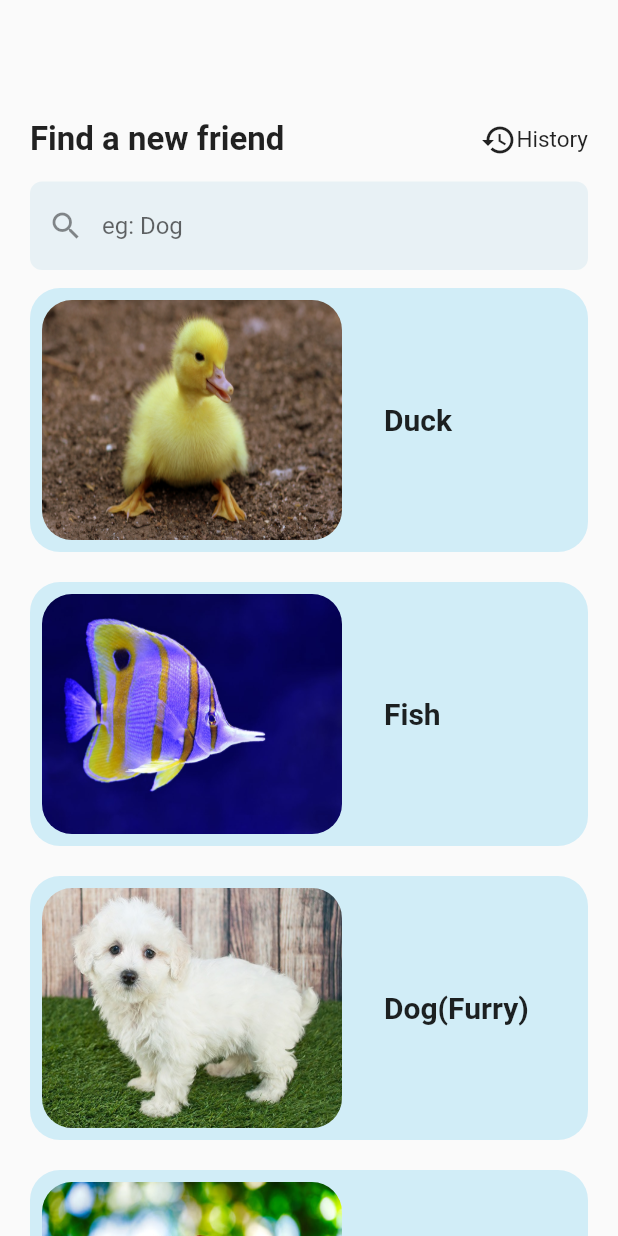
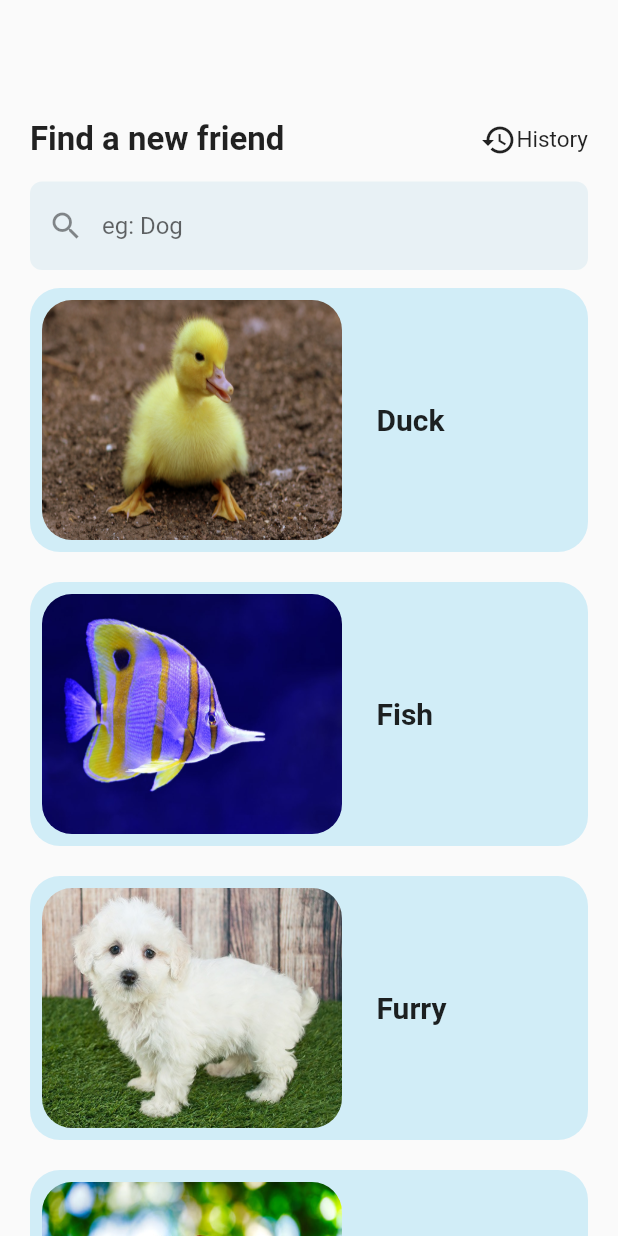
Before and after one commit to anushka3002/Pet-Adoption-App, a Flutter app: the screen it shows after launch, scrolled down 576 dp, on a phone screen of 412 x 824 dp. Run offline on Flutter 3.47's test engine with Material 2 defaults, Android fonts, the phone set to English and light mode, and no system bars; our stand-ins replace flutter_riverpod, shared_preferences.

```diff
--- a/lib/home_page.dart
+++ b/lib/home_page.dart
@@ -157,7 +157,7 @@ class _HomePageState extends ConsumerState<HomePage> {
                                       ],
                                     ),
                                     Padding(
-                                      padding: const EdgeInsets.all(20.0),
+                                      padding: const EdgeInsets.all(15.0),
                                       child: Text(
                                         display_pet_data[i].name,
                                         style: const TextStyle(fontSize: 20, fontWeight: FontWeight.bold),
--- a/lib/infrastructure/provider/homeProvider/homeProvider.dart
+++ b/lib/infrastructure/provider/homeProvider/homeProvider.dart
@@ -45,7 +45,7 @@ class HomeProvider extends ChangeNotifier {
         image: "assets/images/fish.jpeg",
       ),
       PetDataNewTile(
-        name: "Dog(Furry)",
+        name: "Furry",
         age: "26",
         price: "50",
         image: "assets/images/dog2.jpeg",
```
Also changed, not shown: lib/details_page.dart (+1 -14 lines).
